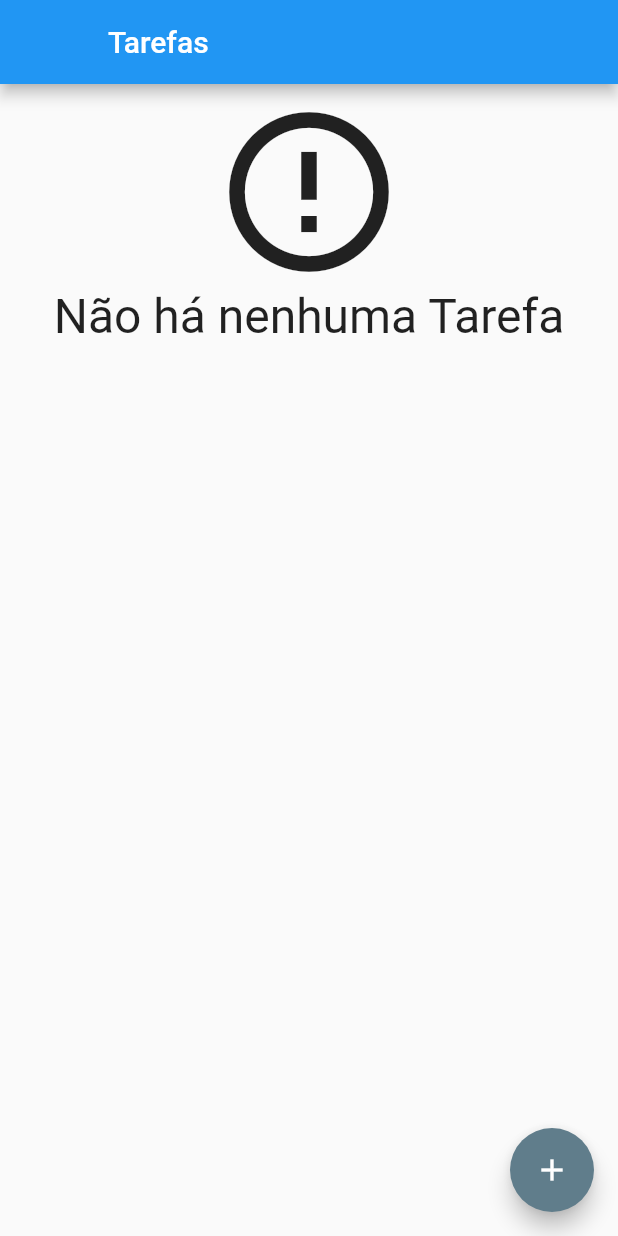
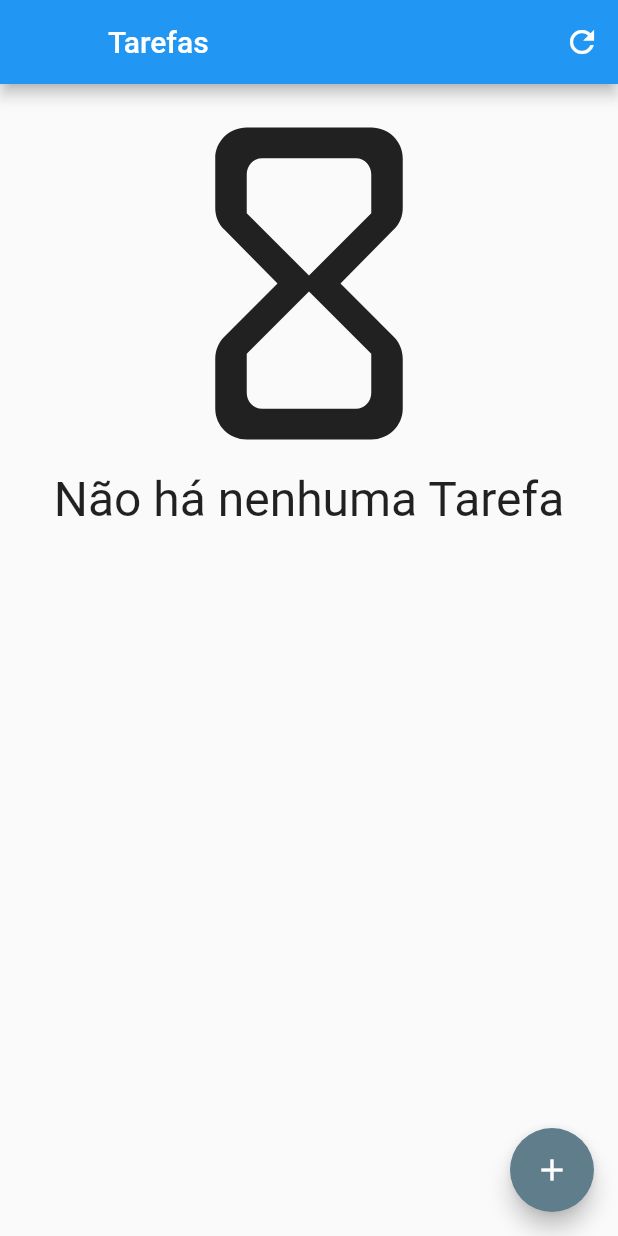
Before and after one commit to KaioSantos32/task_scheduler, a Flutter app: the screen it shows after launch, on a phone screen of 412 x 824 dp. Run offline on Flutter 3.47's test engine with Material 2 defaults, Android fonts, the phone set to English and light mode, and no system bars; our stand-ins replace sqflite; accounts and stored records are empty.

Commit message:
Finisshing the CRUD of the application

```diff
--- a/lib/components/task.dart
+++ b/lib/components/task.dart
@@ -1,5 +1,6 @@
 import 'package:flutter/material.dart';
 import 'package:task_scheduler/components/difficulty.dart';
+import 'package:task_scheduler/data/task_dao.dart';
 
 
 class Task extends StatefulWidget {
@@ -7,9 +8,9 @@ class Task extends StatefulWidget {
   final String foto;
   final int dificuldade;
   int nivel;
+
   Task(this.nome, this.foto, this.dificuldade, [this.nivel = 0, Key? key,])
       : super(key: key);
-
 
 
   @override
@@ -89,6 +90,9 @@ class _TaskState extends State<Task> {
                       height: 52,
                       width: 52,
                       child: ElevatedButton(
+                          onLongPress: () {
+                            TaskDao().delete(widget.nome);
+                          },
                           onPressed: () {
                             //print(widget.nivel);
                             setState(() {
--- a/lib/data/task_dao.dart
+++ b/lib/data/task_dao.dart
@@ -73,7 +73,7 @@ class TaskDao {
 
   // SUPPORT FUNCTIONS
 
-  List<Task> toList(List<Map<String, dynamic>> listaDeTarefas) {
+  List<Task> toList(List<Map<String, dynamic>> listaDeTarefas){
     debugPrint("Convertendo toList...");
     final List<Task> tarefas = [];
     for (Map<String, dynamic> linha in listaDeTarefas) {
--- a/lib/screens/form_screen.dart
+++ b/lib/screens/form_screen.dart
@@ -1,5 +1,6 @@
 import 'package:flutter/material.dart';
-import 'package:task_scheduler/data/task_inherited.dart';
+import 'package:task_scheduler/components/task.dart';
+import '../data/task_dao.dart';
 
 class FormScreen extends StatefulWidget {
   const FormScreen({Key? key, required this.taskContext}) : super(key: key);
@@ -28,8 +29,7 @@ class _FormScreenState extends State<FormScreen> {
     if (value != null &&
         value.isEmpty &&
         int.parse(value) > 5 &&
-        int.parse(value) > 1
-    ) {
+        int.parse(value) > 1) {
       return true;
     }
     return false;
@@ -142,10 +142,12 @@ class _FormScreenState extends State<FormScreen> {
                   ElevatedButton(
                     onPressed: () {
                       if (_formKey.currentState!.validate()) {
-                        TaskInherited.of(widget.taskContext).newTask(
+                        TaskDao().save(Task(
                             nameController.text,
                             imageController.text,
-                            int.parse(difficultyController.text));
+                            int.parse(difficultyController.text),
+                        ));
+
                         ScaffoldMessenger.of(context).showSnackBar(
                           const SnackBar(
                             content: Text('Criando uma nova Tarefa'),
--- a/lib/screens/initial_screen.dart
+++ b/lib/screens/initial_screen.dart
@@ -1,6 +1,5 @@
 import 'package:flutter/material.dart';
 import 'package:task_scheduler/data/task_dao.dart';
-import 'package:task_scheduler/data/task_inherited.dart';
 import '../components/task.dart';
 import 'form_screen.dart';
 
@@ -18,6 +17,13 @@ class _InitialScreenState extends State<InitialScreen> {
       appBar: AppBar(
         leading: Container(),
         title: const Text('Tarefas'),
+        actions: [
+          IconButton(
+              onPressed: () {
+                setState(() {});
+              },
+              icon: Icon(Icons.refresh))
+        ],
       ),
       body: Padding(
         padding: const EdgeInsets.only(top: 8, bottom: 70),
@@ -29,19 +35,30 @@ class _InitialScreenState extends State<InitialScreen> {
               case ConnectionState.none:
                 return Center(
                   child: Column(
-                    children: [
+                    children: const [
                       CircularProgressIndicator(),
                       Text("Carregando"),
                     ],
                   ),
                 );
-                break;
               case ConnectionState.waiting:
-                // TODO: Handle this case.
-                break;
+                return Center(
+                  child: Column(
+                    children: const [
+                      CircularProgressIndicator(),
+                      Text("Carregando"),
+                    ],
+                  ),
+                );
               case ConnectionState.active:
-                // TODO: Handle this case.
-                break;
+                return Center(
+                  child: Column(
+                    children: const [
+                      CircularProgressIndicator(),
+                      Text("Carregando"),
+                    ],
+                  ),
+                );
               case ConnectionState.done:
                 if (snapshot.hasData && items != null) {
                   if (items.isNotEmpty) {
@@ -56,7 +73,7 @@ class _InitialScreenState extends State<InitialScreen> {
                   return Center(
                     child: Column(
                       children: const [
-                        Icon(Icons.error_outline, size: 128),
+                        Icon(Icons.hourglass_empty_rounded, size: 250),
                         Text(
                           "Não há nenhuma Tarefa",
                           style: TextStyle(fontSize: 32),
@@ -65,16 +82,22 @@ class _InitialScreenState extends State<InitialScreen> {
                     ),
                   );
                 }
-                return const Center(
-                  child: Text(
-                    "Erro ao Carregar tarefas",
-                    style: TextStyle(
-                      fontSize: 20,
-                    ),
+                return Center(
+                  child: Column(
+                    mainAxisAlignment: MainAxisAlignment.center,
+                    // crossAxisAlignment: CrossAxisAlignment.center,
+                    children: const [
+                      Icon(Icons.error_outline, size: 128),
+                      Text(
+                        "Erro ao Carregar tarefas",
+                        style: TextStyle(
+                          fontSize: 20,
+                        ),
+                      ),
+                    ],
                   ),
                 );
             }
-            return const Text("Erro Desconhecido");
           },
         ),
       ),
@@ -87,7 +110,9 @@ class _InitialScreenState extends State<InitialScreen> {
                 builder: (contextNew) => FormScreen(
                   taskContext: context,
                 ),
-              ));
+              )).then((value) => setState(() {
+                print("Recarregando tela inicial");
+              }));
         },
         child: const Icon(Icons.add),
       ),
```
Lines whose indentation alone changed are shown as unchanged.
